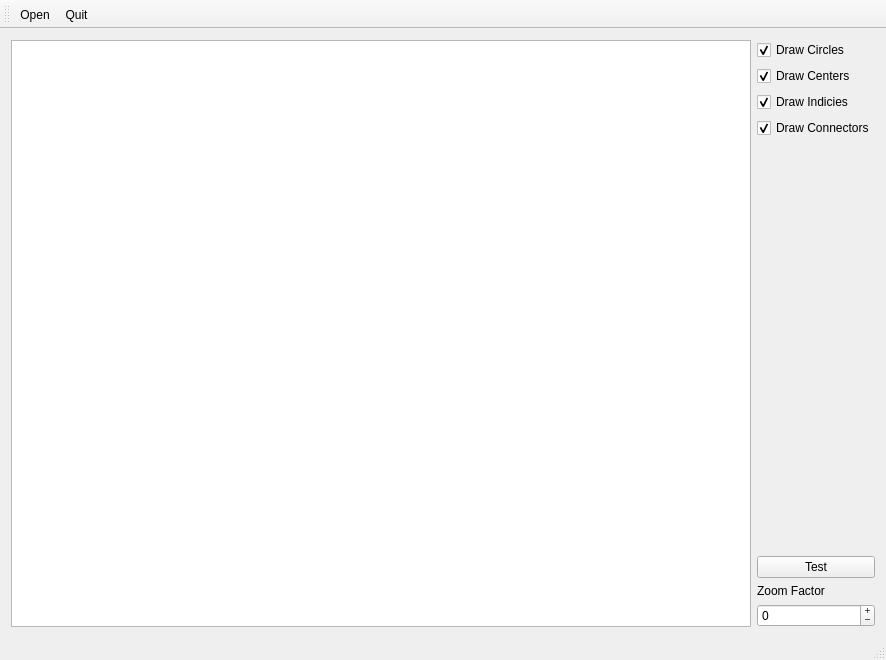
Old version of the form mainwindow.ui in the repository Nomadluap/circles.
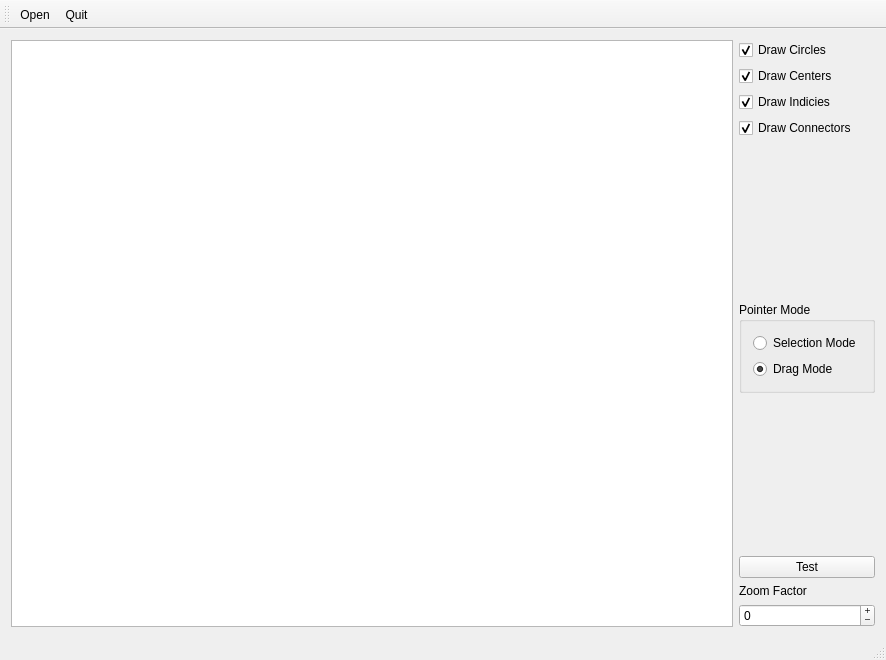
New version of the form.

Commit message: work on shape selection for repack

Patch:
```diff
--- a/mainwindow.ui
+++ b/mainwindow.ui
@@ -70,6 +70,51 @@
         </property>
        </widget>
       </item>
+      <item>
+       <spacer name="verticalSpacer_2">
+        <property name="orientation">
+         <enum>Qt::Vertical</enum>
+        </property>
+        <property name="sizeHint" stdset="0">
+         <size>
+          <width>20</width>
+          <height>40</height>
+         </size>
+        </property>
+       </spacer>
+      </item>
+      <item>
+       <widget class="QGroupBox" name="groupBox">
+        <property name="sizePolicy">
+         <sizepolicy hsizetype="Preferred" vsizetype="Preferred">
+          <horstretch>0</horstretch>
+          <verstretch>0</verstretch>
+         </sizepolicy>
+        </property>
+        <property name="title">
+         <string>Pointer Mode</string>
+        </property>
+        <layout class="QVBoxLayout" name="verticalLayout_2">
+         <item>
+          <widget class="QRadioButton" name="rdSelectionMode">
+           <property name="text">
+            <string>Selection Mode</string>
+           </property>
+          </widget>
+         </item>
+         <item>
+          <widget class="QRadioButton" name="rdDragMode">
+           <property name="text">
+            <string>Drag Mode</string>
+           </property>
+           <property name="checked">
+            <bool>true</bool>
+           </property>
+          </widget>
+         </item>
+        </layout>
+       </widget>
+      </item>
       <item>
        <spacer name="verticalSpacer">
         <property name="orientation">
```
The commit also changes 15 other files.
